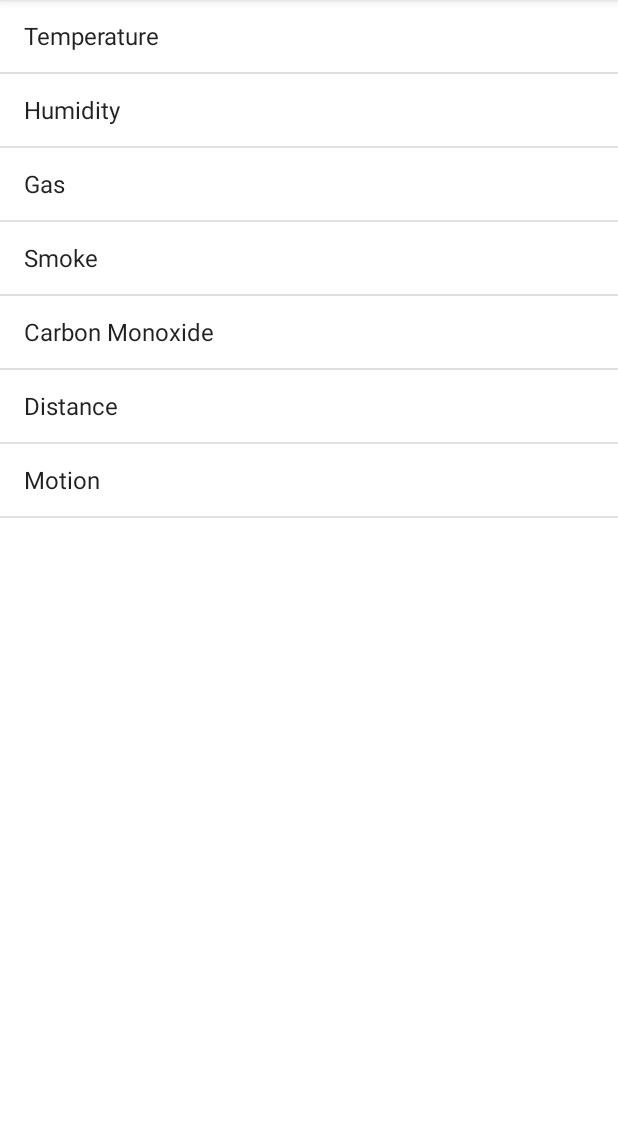
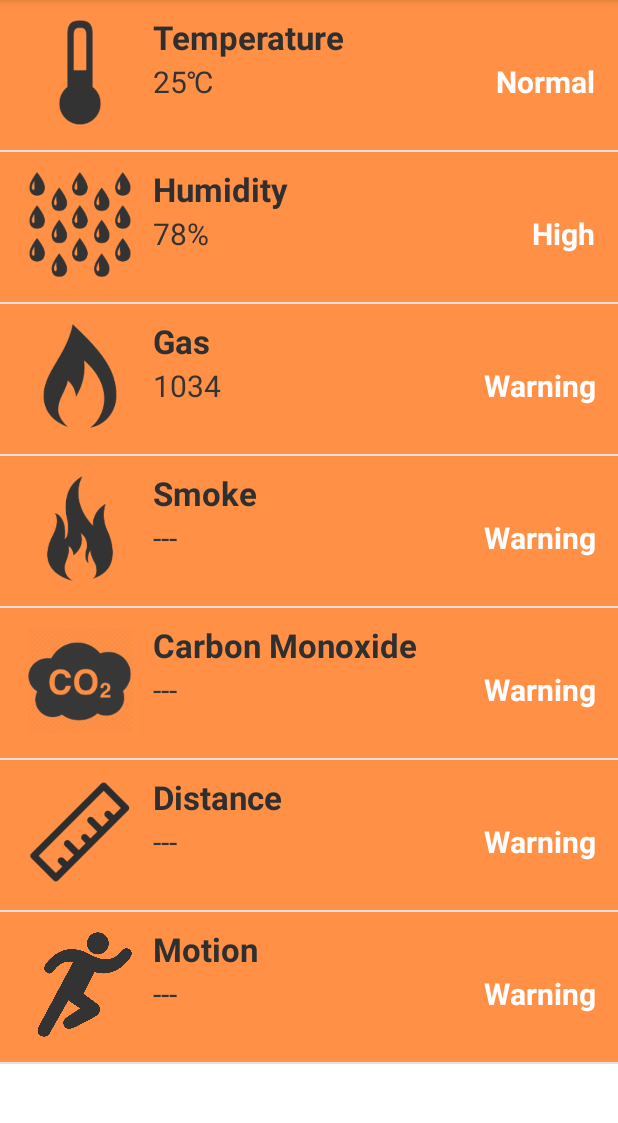
Before and after one commit to ForestNymph/Android_HomeSecureAgent, an Android app: the screen it shows after launch (SensorScreenActivity), on a phone screen of 412 x 824 dp, the part 84-1207 px from its top. Run offline under Robolectric (Android 15) with nearby library versions, the phone set to English and light mode, and no system bars.

Commit message:
Add adapter for sensor list item and completed layout list.

```diff
--- a/app/src/main/java/pl/grudowska/pjwstk/homesecureagent/ListSensorFragment.java
+++ b/app/src/main/java/pl/grudowska/pjwstk/homesecureagent/ListSensorFragment.java
@@ -21,6 +21,7 @@ public class ListSensorFragment extends ListFragment {
 
     private int mCurCheckPosition = 0;
 
+
     @Override
     public void onActivityCreated(Bundle savedInstanceState) {
         super.onActivityCreated(savedInstanceState);
@@ -32,8 +33,10 @@ public class ListSensorFragment extends ListFragment {
         Bundle bundle = this.getArguments();
         if (bundle == null) {
             // Populate list with static array of sensor types
-            setListAdapter(new ArrayAdapter(getActivity(),
-                    android.R.layout.simple_list_item_activated_1, Sensor.SensorType.getSensorList()));
+            //setListAdapter(new SensorsAdapter(getActivity(), R.layout.sensor_list_row, Sensor.SensorType.getSensorList()));
+            setListAdapter(new SensorsAdapter(getActivity(), R.layout.sensor_list_row, Sensor.sensorDataCreator()));
+/*            setListAdapter(new ArrayAdapter(getActivity(),
+                    android.R.layout.simple_list_item_activated_1, Sensor.SensorType.getSensorList()));*/
         } else {
             ArrayList<Integer> checkboxPositions = bundle.getIntegerArrayList("checkbox");
             List sensor = parseCheckboxIndexToListString(checkboxPositions);
@@ -47,6 +50,12 @@ public class ListSensorFragment extends ListFragment {
 
     @Override
     public View onCreateView(LayoutInflater inflater, ViewGroup container, Bundle savedInstanceState) {
+/*        ListView lv = getListView();
+        if(lv == null) {
+            Toast.makeText(getActivity(), "dupa", Toast.LENGTH_LONG).show();
+        }*/
+
+
         return super.onCreateView(inflater, container, savedInstanceState);
     }
 
--- a/app/src/main/java/pl/grudowska/pjwstk/homesecureagent/Sensor.java
+++ b/app/src/main/java/pl/grudowska/pjwstk/homesecureagent/Sensor.java
@@ -4,7 +4,7 @@ import java.util.ArrayList;
 import java.util.Arrays;
 
 /**
- * Created by s.grudowska on 18.07.2015.
+ * Created by s.grudowska on 18.07.2015
  */
 public class Sensor {
 
@@ -43,11 +43,13 @@ public class Sensor {
 
     private String nameSensor;
     private String valueSensor;
+    private String statusSensor;
     private int imageSensor;
 
-    public Sensor(String name, String value, int image) {
+    public Sensor(String name, String value, String status, int image) {
         this.nameSensor = name;
         this.valueSensor = value;
+        this.statusSensor = status;
         this.imageSensor = image;
     }
 
@@ -66,6 +68,11 @@ public class Sensor {
         this.imageSensor = imageSensor;
     }
 
+    public void setStatusSensor(String status) {
+
+        this.statusSensor = status;
+    }
+
     public String getNameSensor() {
         return nameSensor;
     }
@@ -74,7 +81,33 @@ public class Sensor {
         return valueSensor;
     }
 
+    public String getStatusSensor() {
+        return statusSensor;
+    }
+
     public int getImageSensor() {
         return imageSensor;
     }
+
+    static ArrayList sensorDataCreator() {
+        ArrayList sensorArray = new ArrayList();
+
+        Sensor temp = new Sensor("Temperature", "25℃", "Normal", R.drawable.icon_temperature);
+        Sensor humidity = new Sensor("Humidity", "78%", "High", R.drawable.icon_humidity);
+        Sensor gas = new Sensor("Gas", "1034", "Warning", R.drawable.icon_gas);
+        Sensor smoke = new Sensor("Smoke", "---", "Warning", R.drawable.icon_smokefire);
+        Sensor carbon_monoxide = new Sensor("Carbon Monoxide", "---", "Warning", R.drawable.icon_co2);
+        Sensor distance = new Sensor("Distance", "---", "Warning", R.drawable.icon_distance);
+        Sensor motion = new Sensor("Motion", "---", "Warning", R.drawable.icon_motion);
+
+        sensorArray.add(temp);
+        sensorArray.add(humidity);
+        sensorArray.add(gas);
+        sensorArray.add(smoke);
+        sensorArray.add(carbon_monoxide);
+        sensorArray.add(distance);
+        sensorArray.add(motion);
+
+        return sensorArray;
+    }
 }
--- a/app/src/main/java/pl/grudowska/pjwstk/homesecureagent/SensorsAdapter.java
+++ b/app/src/main/java/pl/grudowska/pjwstk/homesecureagent/SensorsAdapter.java
@@ -1,7 +1,6 @@
 package pl.grudowska.pjwstk.homesecureagent;
 
 import android.content.Context;
-import android.graphics.drawable.Drawable;
 import android.view.LayoutInflater;
 import android.view.View;
 import android.view.ViewGroup;
@@ -16,32 +15,50 @@ import java.util.ArrayList;
  */
 public class SensorsAdapter extends ArrayAdapter<Sensor> {
 
-    public SensorsAdapter(Context context, ArrayList<Sensor> sensors) {
-        super(context, 0, sensors);
+    private ArrayList<Sensor> mSensor;
+
+    // row layout - textViewResourceId
+    public SensorsAdapter(Context context, int textViewResourceId, ArrayList<Sensor> sensors) {
+        super(context, textViewResourceId, sensors);
+        mSensor = sensors;
     }
 
+    // getView method defines how each list item will be look
     @Override
-    public View getView(int position, View rowView, ViewGroup parent) {
+    public View getView(int position, View convertView, ViewGroup parent) {
 
-        // Get the data item for this position
-        Sensor sensor = getItem(position);
+        View rowView = convertView;
+        ViewHolder view = null;
 
-        // Check if an existing view is being reused, otherwise inflate the view
         if (rowView == null) {
+            // Get a new instance of the row layout view
             rowView = LayoutInflater.from(getContext()).inflate(R.layout.sensor_list_row, parent, false);
+
+            // Hold the view objects in an ViewHolder object
+            view = new ViewHolder();
+            view.sensor_name = (TextView) rowView.findViewById(R.id.textview_sensorname);
+            view.sensor_value = (TextView) rowView.findViewById(R.id.textview_sensorvalue);
+            view.sensor_string_status = (TextView) rowView.findViewById(R.id.textview_sensorstatus);
+            view.sensor_image = (ImageView) rowView.findViewById(R.id.imageview_sensorimage);
+
+            rowView.setTag(view);
+        } else {
+            view = (ViewHolder) rowView.getTag();
         }
+        // Set data to views
+        Sensor sensor = mSensor.get(position);
+        view.sensor_name.setText(sensor.getNameSensor());
+        view.sensor_value.setText(sensor.getValueSensor());
+        view.sensor_string_status.setText(sensor.getStatusSensor());
+        view.sensor_image.setImageResource(sensor.getImageSensor());
 
-        // Lookup view for data population
-        ImageView sensorImage = (ImageView) rowView.findViewById(R.id.image_sensor);
-        TextView sensorName = (TextView) rowView.findViewById(R.id.textview_sensorname);
-        TextView sensorValue = (TextView) rowView.findViewById(R.id.textview_sensorvalue);
-
-        // Populate the data into the template view using the data object
-        sensorName.setText(sensor.getNameSensor());
-        sensorValue.setText(sensor.getValueSensor());
-        sensorImage.setImageDrawable(Drawable.createFromPath("/home/sylwia/Desktop/HSA_App/HomeSecureAgent/app/src/main/res/drawable/icon_orange.png"));
-
-        // Return the completed view to render on screen
         return rowView;
     }
+
+    protected static class ViewHolder {
+        protected TextView sensor_name;
+        protected TextView sensor_value;
+        protected TextView sensor_string_status;
+        protected ImageView sensor_image;
+    }
 }
--- a/app/src/main/res/layout/sensor_list_row.xml
+++ b/app/src/main/res/layout/sensor_list_row.xml
@@ -1,23 +1,58 @@
 <?xml version="1.0" encoding="utf-8"?>
-<LinearLayout xmlns:android="http://schemas.android.com/apk/res/android"
-    android:layout_width="match_parent"
-    android:layout_height="match_parent"
-    android:orientation="vertical">
+<RelativeLayout xmlns:android="http://schemas.android.com/apk/res/android"
+    android:layout_width="fill_parent"
+    android:layout_height="100dp"
+    android:orientation="horizontal"
+    android:background="#ff9046"
+    android:padding="10dp">
 
-    <ImageView
-        android:id="@+id/image_sensor"
-        android:layout_width="20dp"
-        android:layout_height="20dp" />
+    <!-- Sensor image -->
+    <LinearLayout
+        android:id="@+id/thumbnail"
+        android:layout_width="wrap_content"
+        android:layout_height="wrap_content"
+        android:layout_alignParentStart="true"
+        android:layout_marginEnd="5dp"
+        android:padding="3dp">
 
+        <ImageView
+            android:id="@+id/imageview_sensorimage"
+            android:layout_width="80dip"
+            android:layout_height="70dip" />
+    </LinearLayout>
+
+    <!-- Sensor name -->
     <TextView
         android:id="@+id/textview_sensorname"
         android:layout_width="wrap_content"
         android:layout_height="wrap_content"
-        android:text="Sensor name" />
+        android:layout_alignTop="@+id/thumbnail"
+        android:layout_toEndOf="@+id/thumbnail"
+        android:textColor="#2f2f2f"
+        android:textSize="22sp"
+        android:textStyle="bold"/>
 
+    <!-- Sensor value -->
     <TextView
         android:id="@+id/textview_sensorvalue"
+        android:layout_width="fill_parent"
+        android:layout_height="wrap_content"
+        android:layout_below="@id/textview_sensorname"
+        android:layout_marginTop="1dip"
+        android:layout_toEndOf="@+id/thumbnail"
+        android:textColor="#343434"
+        android:textSize="20sp" />
+
+    <!-- Sensor Status -->
+    <TextView
+        android:id="@+id/textview_sensorstatus"
         android:layout_width="wrap_content"
         android:layout_height="wrap_content"
-        android:text="Sensor value" />
-</LinearLayout>
+        android:layout_alignBottom="@id/textview_sensorvalue"
+        android:layout_alignParentEnd="true"
+        android:layout_marginEnd="5dip"
+        android:gravity="end"
+        android:textColor="#fff"
+        android:textSize="20sp"
+        android:textStyle="bold" />
+</RelativeLayout>
```
Also changed, not shown: app/src/main/res/drawable/humidity.png (deleted), app/src/main/res/drawable/icon_co2.png (added), app/src/main/res/drawable/icon_distance.png (added), app/src/main/res/drawable/icon_gas.png (added), app/src/main/res/drawable/icon_humidity.png, app/src/main/res/drawable/icon_smokefire.png, app/src/main/res/drawable/icon_temperature.png, app/src/main/res/drawable/motion.png (deleted), app/src/main/res/drawable/temperature.png (deleted), app/src/main/res/drawable/water.png (deleted).
